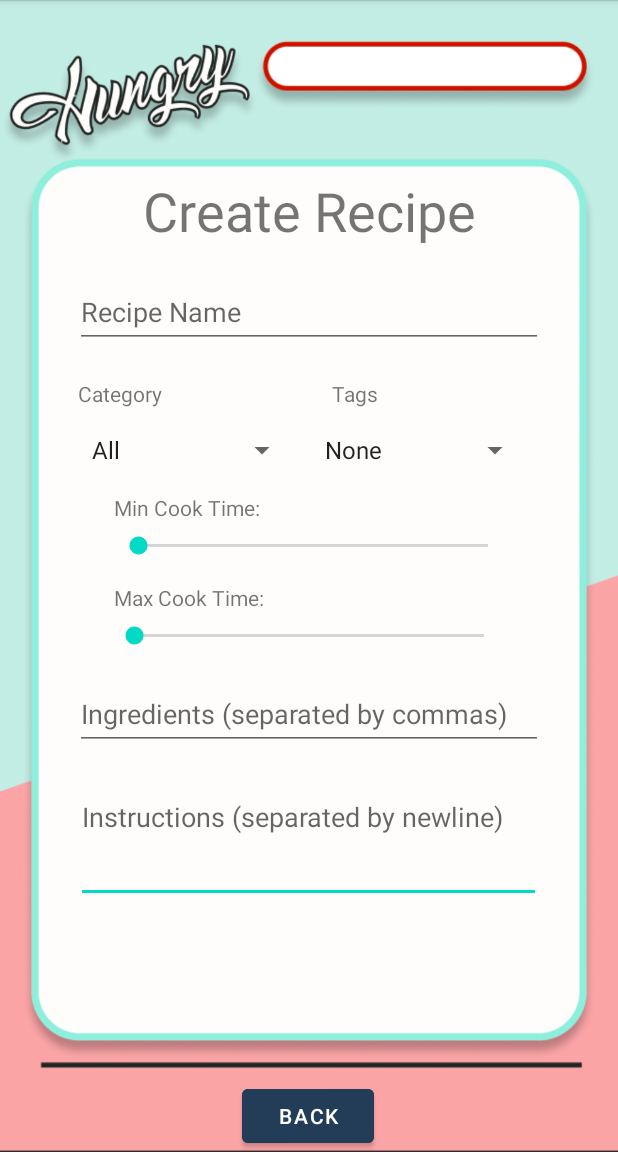
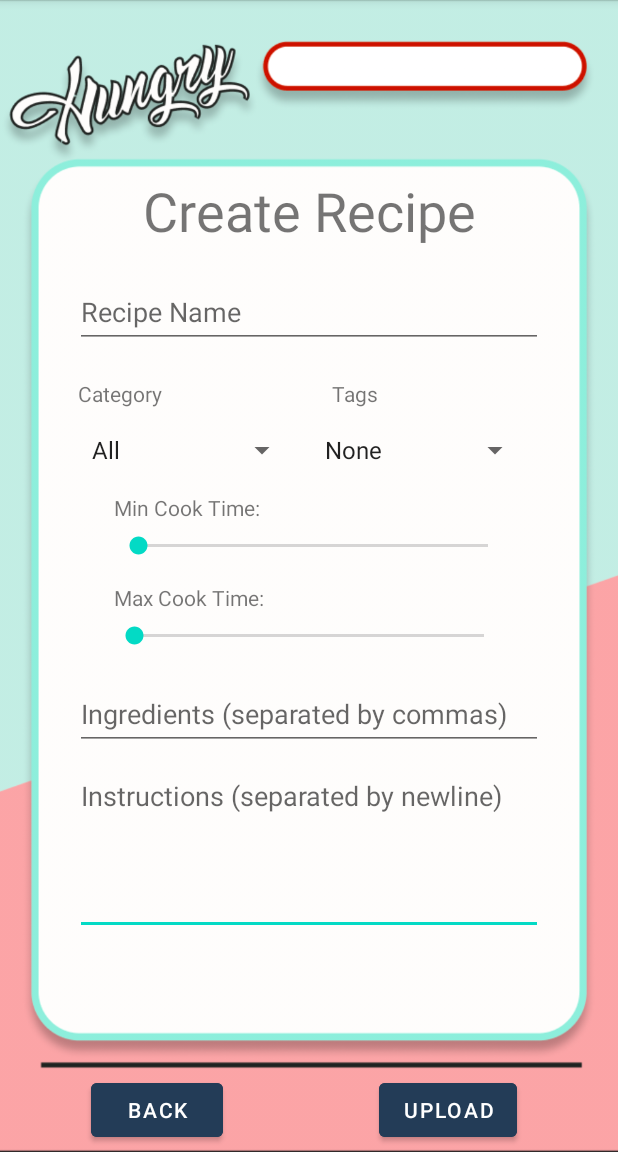
Before and after one commit to caffeine98/Hungry, an Android app: the CreateRecipeActivity screen opened directly, with no data from a screen before it, on a phone screen of 412 x 824 dp, the part 84-1236 px from its top. Run offline under Robolectric (Android 15) with nearby library versions, the phone set to English and light mode, and no system bars.

Commit message:
fixed up issues

```diff
--- a/app/src/main/res/layout/activity_create_recipe.xml
+++ b/app/src/main/res/layout/activity_create_recipe.xml
@@ -32,19 +32,16 @@
 
     <EditText
         android:id="@+id/editTextMultiLineInstructions"
-        android:layout_width="310dp"
-        android:layout_height="80dp"
+        android:layout_width="312dp"
+        android:layout_height="115dp"
         android:layout_marginTop="8dp"
         android:ems="10"
         android:gravity="start|top"
         android:hint="Instructions (separated by newline)"
         android:inputType="textMultiLine"
-        app:layout_constraintBottom_toBottomOf="parent"
         app:layout_constraintEnd_toEndOf="parent"
-        app:layout_constraintHorizontal_bias="0.495"
         app:layout_constraintStart_toStartOf="parent"
-        app:layout_constraintTop_toBottomOf="@+id/editTextIngredients"
-        app:layout_constraintVertical_bias="0.077" />
+        app:layout_constraintTop_toBottomOf="@+id/editTextIngredients" />
 
     <TextView
         android:id="@+id/textViewMinCookTime"
@@ -149,25 +146,30 @@
         app:layout_constraintStart_toStartOf="parent"
         app:layout_constraintTop_toBottomOf="@+id/seekBarMaxCookTime" />
 
-    <androidx.constraintlayout.widget.Guideline
-        android:id="@+id/guideline3"
+    <Button
+        android:id="@+id/buttonUploadNewRecipe"
         android:layout_width="wrap_content"
         android:layout_height="wrap_content"
-        android:orientation="horizontal"
-        app:layout_constraintGuide_percent="0.9233926" />
+        android:layout_marginBottom="4dp"
+        android:onClick="onClickUpload"
+        android:backgroundTint="#233C57"
+        android:text="Upload"
+        app:layout_constraintBottom_toBottomOf="parent"
+        app:layout_constraintEnd_toEndOf="parent"
+        app:layout_constraintHorizontal_bias="0.789"
+        app:layout_constraintStart_toStartOf="parent" />
 
     <Button
         android:id="@+id/buttonRecipeBack"
         android:layout_width="wrap_content"
         android:layout_height="wrap_content"
+        android:layout_marginBottom="4dp"
+        android:onClick="onClickBack"
         android:backgroundTint="#233C57"
-        android:onClick="onClickBack"
         android:text="Back"
         app:layout_constraintBottom_toBottomOf="parent"
         app:layout_constraintEnd_toEndOf="parent"
-        app:layout_constraintHorizontal_bias="0.498"
-        app:layout_constraintStart_toStartOf="parent"
-        app:layout_constraintTop_toTopOf="@+id/guideline3"
-        app:layout_constraintVertical_bias="1.0"/>
+        app:layout_constraintHorizontal_bias="0.188"
+        app:layout_constraintStart_toStartOf="parent" />
 
 </androidx.constraintlayout.widget.ConstraintLayout>
```
Also changed, not shown: app/src/main/res/layout/activity_initialize.xml (+10 -6 lines).
